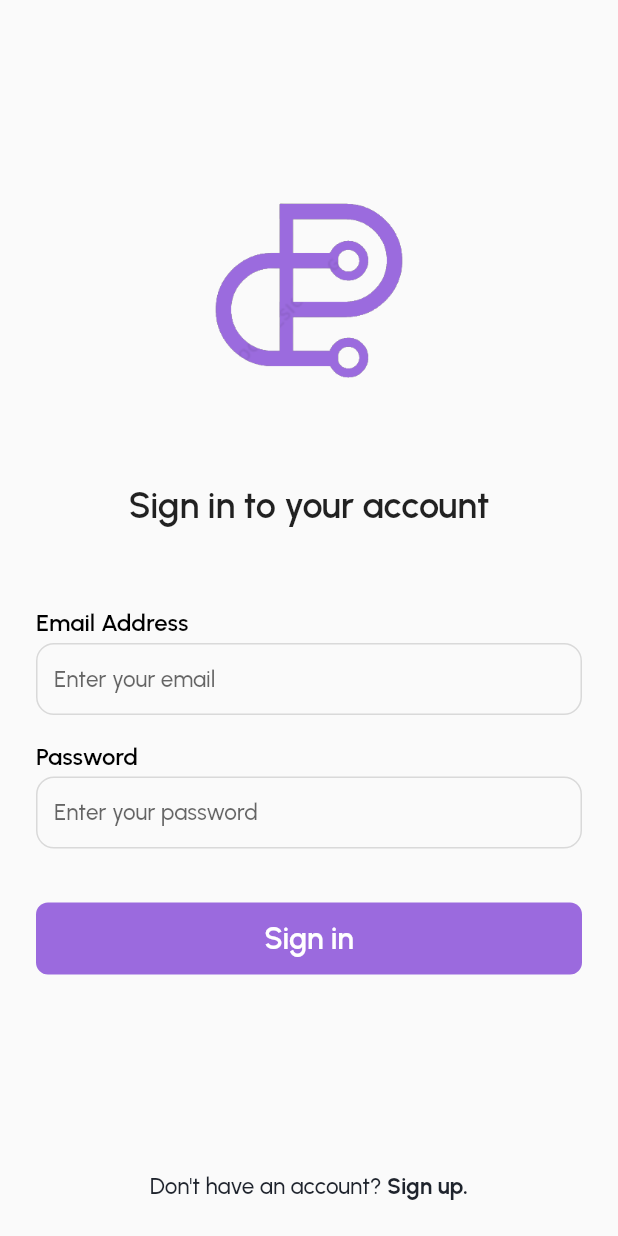
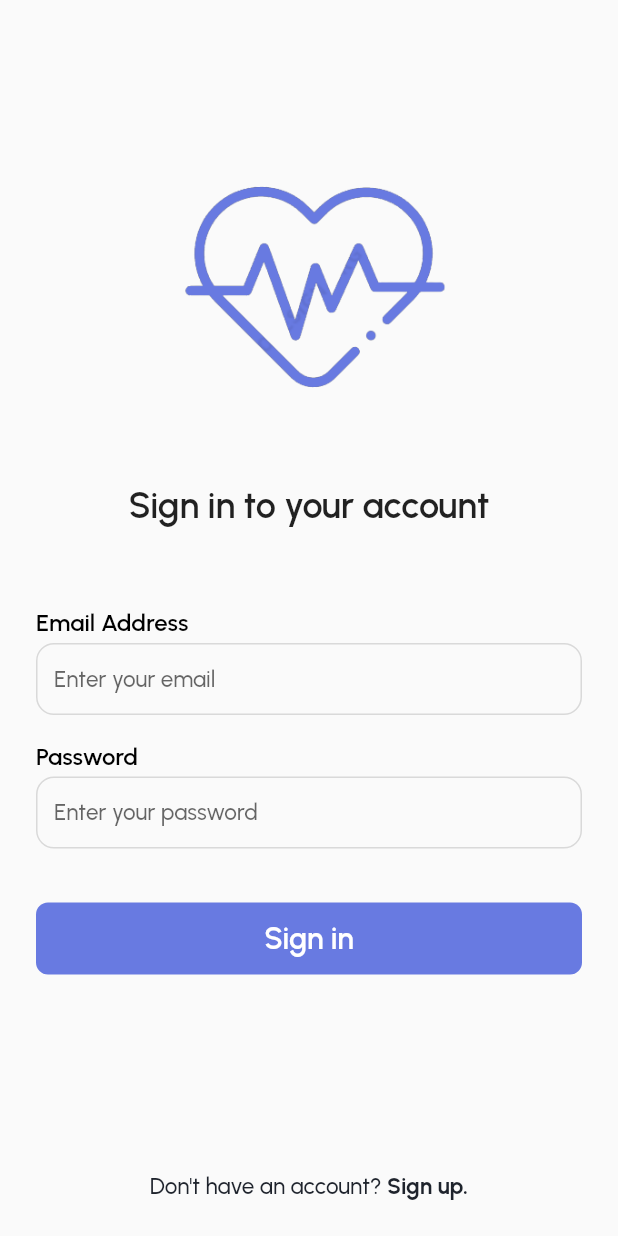
Before and after one commit to Year-04-projects/AppointmentApp, a Flutter app: the screen it shows after launch, on a phone screen of 412 x 824 dp. Run offline on Flutter 3.47's test engine with Material 2 defaults, Android fonts, the phone set to English and light mode, and no system bars; our stand-ins replace cloud_firestore, firebase_auth, firebase_core, fluttertoast, google_fonts; accounts and stored records are empty.

Commit message:
changed logo and primary color

```diff
--- a/appointment/lib/utils/colors.dart
+++ b/appointment/lib/utils/colors.dart
@@ -1,6 +1,6 @@
 import 'package:flutter/material.dart';
 
-const primaryColor = Color.fromRGBO(155, 106, 222, 1);
+const primaryColor = Color.fromRGBO(104, 122, 225, 1);
 const secondaryColor = Color.fromRGBO(242, 223, 215, 1);
 const lightPrimaryColor = Color.fromRGBO(155, 106, 222, 0.3);
 const unselectedIconColor = Color.fromRGBO(101, 96, 112, 1);
```
Also changed, not shown: appointment/assets/logo.png.
